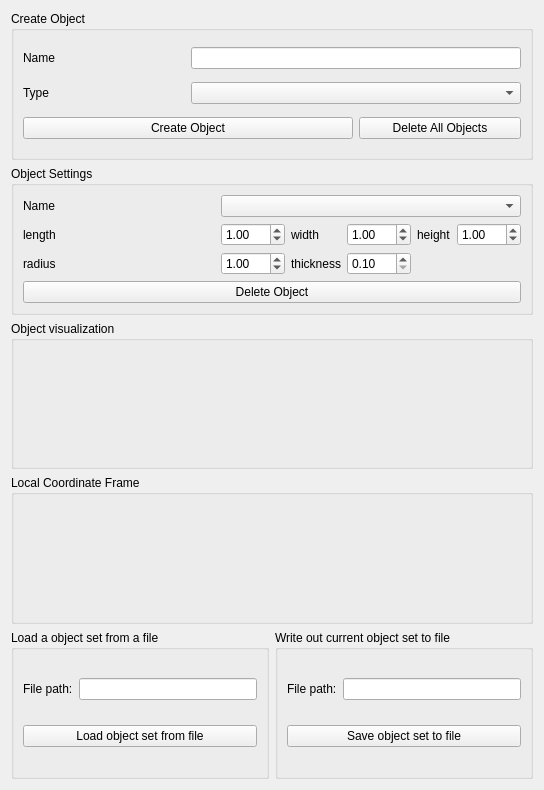
First picture: the form in cedar/auxiliaries/gui/SceneWidget.ui, repository cedar/cedar, before the edit.
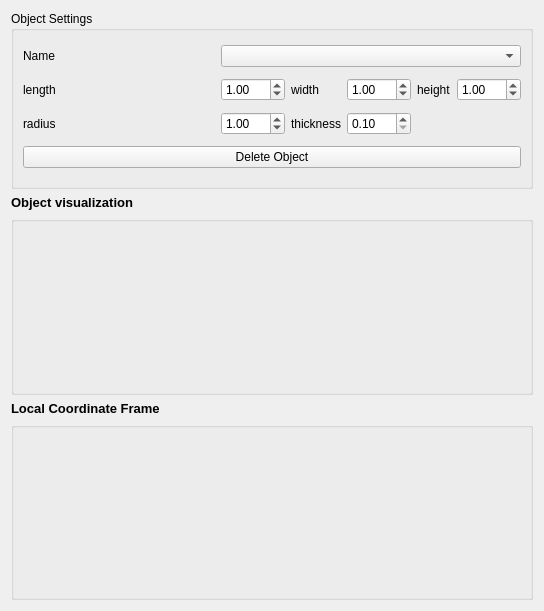
Second picture: the form after the edit.

Commit message: removed the save/load parts from the scene widget

```diff
--- a/cedar/auxiliaries/gui/SceneWidget.ui
+++ b/cedar/auxiliaries/gui/SceneWidget.ui
@@ -7,7 +7,7 @@
     <x>0</x>
     <y>0</y>
     <width>544</width>
-    <height>790</height>
+    <height>611</height>
    </rect>
   </property>
   <property name="focusPolicy">
@@ -18,105 +18,6 @@
   </property>
   <layout class="QGridLayout" name="mpGridLayout">
    <item row="0" column="0" colspan="2">
-    <widget class="QGroupBox" name="mpObjectCreateBox">
-     <property name="title">
-      <string>Create Object</string>
-     </property>
-     <layout class="QGridLayout" name="gridLayout">
-      <item row="0" column="0">
-       <widget class="QLabel" name="mpLabelName_1">
-        <property name="text">
-         <string>Name</string>
-        </property>
-       </widget>
-      </item>
-      <item row="0" column="1" colspan="2">
-       <widget class="QLineEdit" name="mpLineEditName">
-        <property name="text">
-         <string/>
-        </property>
-       </widget>
-      </item>
-      <item row="1" column="0">
-       <widget class="QLabel" name="mpLabelType">
-        <property name="text">
-         <string>Type</string>
-        </property>
-       </widget>
-      </item>
-      <item row="1" column="1" colspan="2">
-       <widget class="QComboBox" name="mpComboBoxType"/>
-      </item>
-      <item row="2" column="0" colspan="2">
-       <widget class="QPushButton" name="mpPushButtonCreateObject">
-        <property name="text">
-         <string>Create Object</string>
-        </property>
-       </widget>
-      </item>
-      <item row="2" column="2">
-       <widget class="QPushButton" name="mpPushButtonDeleteAllObjects">
-        <property name="text">
-         <string>Delete All Objects</string>
-        </property>
-       </widget>
-      </item>
-     </layout>
-    </widget>
-   </item>
-   <item row="4" column="0">
-    <widget class="QGroupBox" name="mpGroupBoxLoad">
-     <property name="title">
-      <string>Load a object set from a file</string>
-     </property>
-     <layout class="QGridLayout" name="gridLayout_3">
-      <item row="0" column="0">
-       <widget class="QLabel" name="label_2">
-        <property name="text">
-         <string>File path:</string>
-        </property>
-       </widget>
-      </item>
-      <item row="0" column="1">
-       <widget class="QLineEdit" name="mpLoadPathLineEdit"/>
-      </item>
-      <item row="1" column="0" colspan="2">
-       <widget class="QPushButton" name="mpPushButtonLoadSet">
-        <property name="text">
-         <string>Load object set from file</string>
-        </property>
-       </widget>
-      </item>
-     </layout>
-    </widget>
-   </item>
-   <item row="4" column="1">
-    <widget class="QGroupBox" name="mpGroupBoxSave">
-     <property name="title">
-      <string>Write out current object set to file</string>
-     </property>
-     <layout class="QGridLayout" name="gridLayout_4">
-      <item row="0" column="0">
-       <widget class="QLabel" name="label">
-        <property name="text">
-         <string>File path:</string>
-        </property>
-       </widget>
-      </item>
-      <item row="0" column="1">
-       <widget class="QLineEdit" name="mpSavePathLineEdit"/>
-      </item>
-      <item row="2" column="0" colspan="2">
-       <widget class="QPushButton" name="mpPushButtonSaveSet">
-        <property name="text">
-         <string>Save object set to file</string>
-        </property>
-       </widget>
-      </item>
-     </layout>
-    </widget>
-   </item>
-   <item row="1" column="0" colspan="2">
     <widget class="QGroupBox" name="mpObjectSettingsBox">
      <property name="enabled">
       <bool>true</bool>
@@ -257,10 +158,10 @@
      </layout>
     </widget>
    </item>
-   <item row="3" column="0" colspan="2">
+   <item row="4" column="0" colspan="2">
     <widget class="QGroupBox" name="groupBox">
      <property name="title">
-      <string>Local Coordinate Frame</string>
+      <string/>
      </property>
      <layout class="QVBoxLayout" name="mpRigidBodyWidgetLayout"/>
     </widget>
@@ -268,11 +169,48 @@
    <item row="2" column="0" colspan="2">
     <widget class="QGroupBox" name="groupBox">
      <property name="title">
-      <string>Object visualization</string>
+      <string/>
      </property>
      <layout class="QVBoxLayout" name="mpRigidBodyVisualizationWidgetLayout"/>
     </widget>
    </item>
+   <item row="1" column="0" colspan="2">
+    <widget class="QLabel" name="label">
+     <property name="sizePolicy">
+      <sizepolicy hsizetype="Preferred" vsizetype="Fixed">
+       <horstretch>0</horstretch>
+       <verstretch>0</verstretch>
+      </sizepolicy>
+     </property>
+     <property name="text">
+      <string notr="true">&lt;!DOCTYPE HTML PUBLIC &quot;-//W3C//DTD HTML 4.0//EN&quot; &quot;http://www.w3.org/TR/REC-html40/strict.dtd&quot;&gt;
+&lt;html&gt;&lt;head&gt;&lt;meta name=&quot;qrichtext&quot; content=&quot;1&quot; /&gt;&lt;style type=&quot;text/css&quot;&gt;
+p, li { white-space: pre-wrap; }
+&lt;/style&gt;&lt;/head&gt;&lt;body style=&quot; font-family:'Sans'; font-size:10pt; font-weight:400; font-style:normal;&quot;&gt;
+&lt;p style=&quot; margin-top:0px; margin-bottom:0px; margin-left:0px; margin-right:0px; -qt-block-indent:0; text-indent:0px;&quot;&gt;&lt;span style=&quot; font-weight:600;&quot;&gt;Object visualization&lt;/span&gt;&lt;/p&gt;&lt;/body&gt;&lt;/html&gt;</string>
+     </property>
+     <property name="textFormat">
+      <enum>Qt::RichText</enum>
+     </property>
+    </widget>
+   </item>
+   <item row="3" column="0">
+    <widget class="QLabel" name="label_2">
+     <property name="sizePolicy">
+      <sizepolicy hsizetype="Preferred" vsizetype="Fixed">
+       <horstretch>0</horstretch>
+       <verstretch>0</verstretch>
+      </sizepolicy>
+     </property>
+     <property name="text">
+      <string>&lt;!DOCTYPE HTML PUBLIC &quot;-//W3C//DTD HTML 4.0//EN&quot; &quot;http://www.w3.org/TR/REC-html40/strict.dtd&quot;&gt;
+&lt;html&gt;&lt;head&gt;&lt;meta name=&quot;qrichtext&quot; content=&quot;1&quot; /&gt;&lt;style type=&quot;text/css&quot;&gt;
+p, li { white-space: pre-wrap; }
+&lt;/style&gt;&lt;/head&gt;&lt;body style=&quot; font-family:'Sans'; font-size:10pt; font-weight:400; font-style:normal;&quot;&gt;
+&lt;p style=&quot; margin-top:0px; margin-bottom:0px; margin-left:0px; margin-right:0px; -qt-block-indent:0; text-indent:0px;&quot;&gt;&lt;span style=&quot; font-weight:600;&quot;&gt;Local Coordinate Frame&lt;/span&gt;&lt;/p&gt;&lt;/body&gt;&lt;/html&gt;</string>
+     </property>
+    </widget>
+   </item>
   </layout>
  </widget>
  <resources/>
```
The commit also changes 2 other files.
